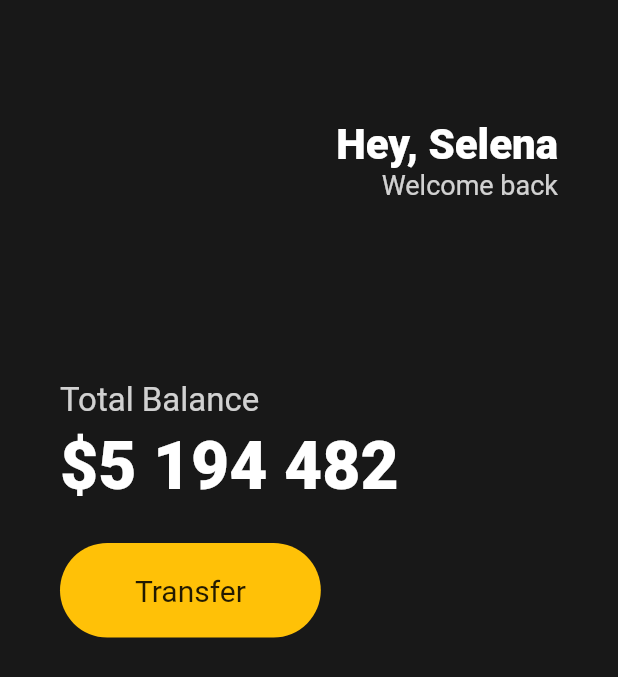
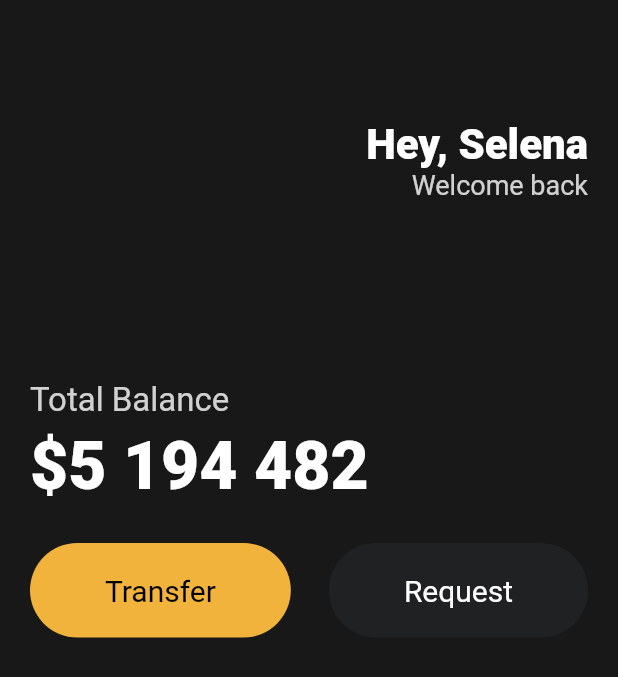
Before and after one commit to LastBeat/nomadflutter, a Flutter app: the screen it shows after launch, on a phone screen of 412 x 824 dp. Shown: the top 677 px of the screen. Run offline on Flutter 3.47's test engine with Material 2 defaults, Android fonts, the phone set to English and light mode, and no system bars.

Commit message:
Update main.dart and Add button.dart

```diff
--- a/toonflix/lib/main.dart
+++ b/toonflix/lib/main.dart
@@ -1,23 +1,24 @@
 import 'package:flutter/material.dart';
+import 'package:toonflix/widgets/button.dart';
 
 void main() {
-  runApp(App());
+  runApp(const App());
 }
 
 class App extends StatelessWidget {
+  const App({super.key});
+
   @override
   Widget build(BuildContext context) {
     return MaterialApp(
       home: Scaffold(
-        backgroundColor: Color(0xFF181818),
+        backgroundColor: const Color(0xFF181818),
         body: Padding(
-          padding: EdgeInsets.symmetric(
-            horizontal: 40
-            ),
+          padding: const EdgeInsets.symmetric(horizontal: 20),
           child: Column(
             crossAxisAlignment: CrossAxisAlignment.start,
             children: [
-            SizedBox(
+              const SizedBox(
                 height: 80,
               ),
               Row(
@@ -26,14 +27,16 @@ class App extends StatelessWidget {
                   Column(
                     crossAxisAlignment: CrossAxisAlignment.end,
                     children: [
-              Text('Hey, Selena',
+                      const Text(
+                        'Hey, Selena',
                         style: TextStyle(
                           color: Colors.white,
                           fontSize: 28,
-                fontWeight:  FontWeight.w800,
+                          fontWeight: FontWeight.w800,
                         ),
                       ),
-              Text('Welcome back',
+                      Text(
+                        'Welcome back',
                         style: TextStyle(
                           color: Colors.white.withOpacity(0.8),
                           fontSize: 18,
@@ -43,8 +46,8 @@ class App extends StatelessWidget {
                   ),
                 ],
               ),
-          SizedBox(
-            height:120,
+              const SizedBox(
+                height: 120,
               ),
               Text(
                 'Total Balance',
@@ -53,10 +56,10 @@ class App extends StatelessWidget {
                   color: Colors.white.withOpacity(0.8),
                 ),
               ),
-            SizedBox(
+              const SizedBox(
                 height: 5,
               ),
-            Text(
+              const Text(
                 '\$5 194 482',
                 style: TextStyle(
                   fontSize: 44,
@@ -64,25 +67,20 @@ class App extends StatelessWidget {
                   color: Colors.white,
                 ),
               ),
-            SizedBox(
+              const SizedBox(
                 height: 25,
               ),
-            Row(children: [
-              Container(
-                decoration: BoxDecoration(
-                  color: Colors.amber,
-                  borderRadius: BorderRadius.circular(45),
-                ),
-                child: Padding(
-                  padding: EdgeInsets.symmetric(
-                    vertical: 20, horizontal: 50,
-                  ),
-                child: Text('Transfer',
-                style: TextStyle(
-                  fontSize: 20,
-                ),),
-                ),
-              ),
+              const Row(
+                mainAxisAlignment: MainAxisAlignment.spaceBetween,
+                children: [
+                  button(
+                      text: 'Transfer',
+                      bgColor: Color(0xFFF1B33B),
+                      textColor: Colors.black),
+                  button(
+                      text: 'Request',
+                      bgColor: Color(0xFF1F2123),
+                      textColor: Colors.white),
                 ],
               ),
             ],
--- /dev/null
+++ b/toonflix/lib/widgets/button.dart
@@ -0,0 +1,36 @@
+import 'package:flutter/material.dart';
+
+class button extends StatelessWidget {
+  final String text;
+  final Color bgColor;
+  final Color textColor;
+
+  const button(
+      {super.key,
+      required this.text,
+      required this.bgColor,
+      required this.textColor});
+
+  @override
+  Widget build(BuildContext context) {
+    return Container(
+      decoration: BoxDecoration(
+        color: bgColor,
+        borderRadius: BorderRadius.circular(45),
+      ),
+      child: Padding(
+        padding: const EdgeInsets.symmetric(
+          vertical: 20,
+          horizontal: 50,
+        ),
+        child: Text(
+          text,
+          style: TextStyle(
+            color: textColor,
+            fontSize: 20,
+          ),
+        ),
+      ),
+    );
+  }
+}
```
Lines whose indentation alone changed are shown as unchanged.
